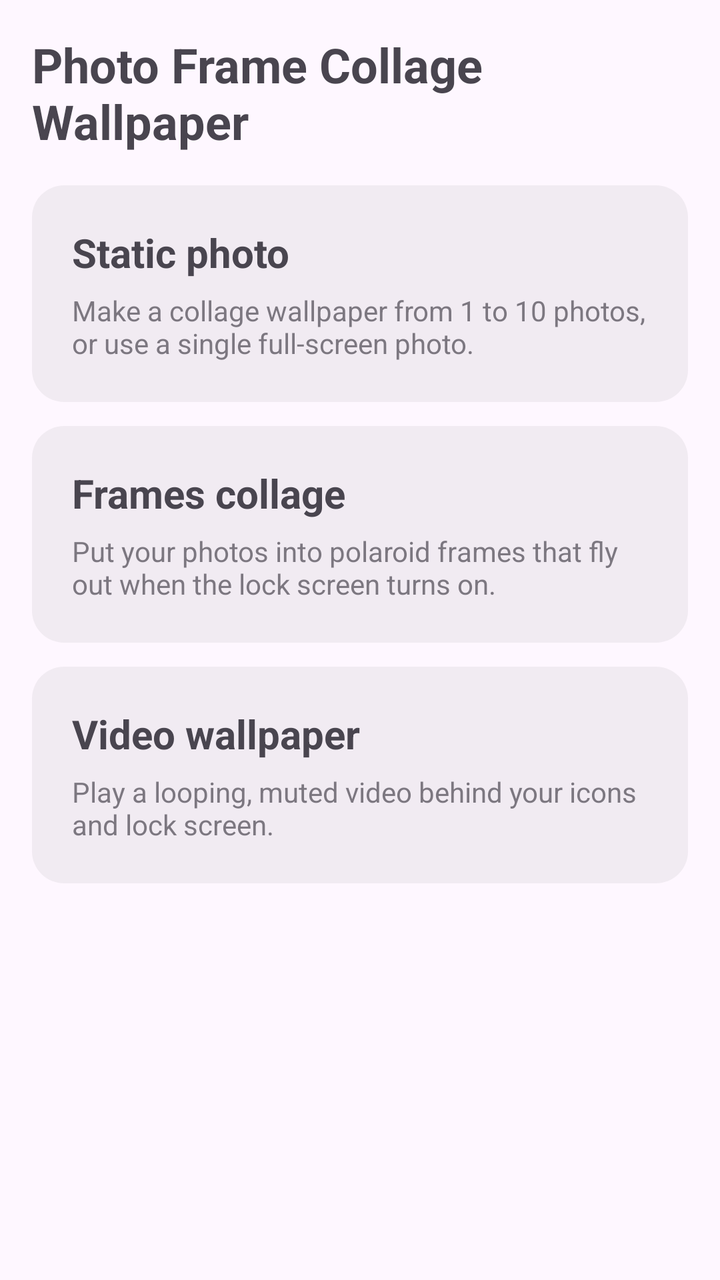
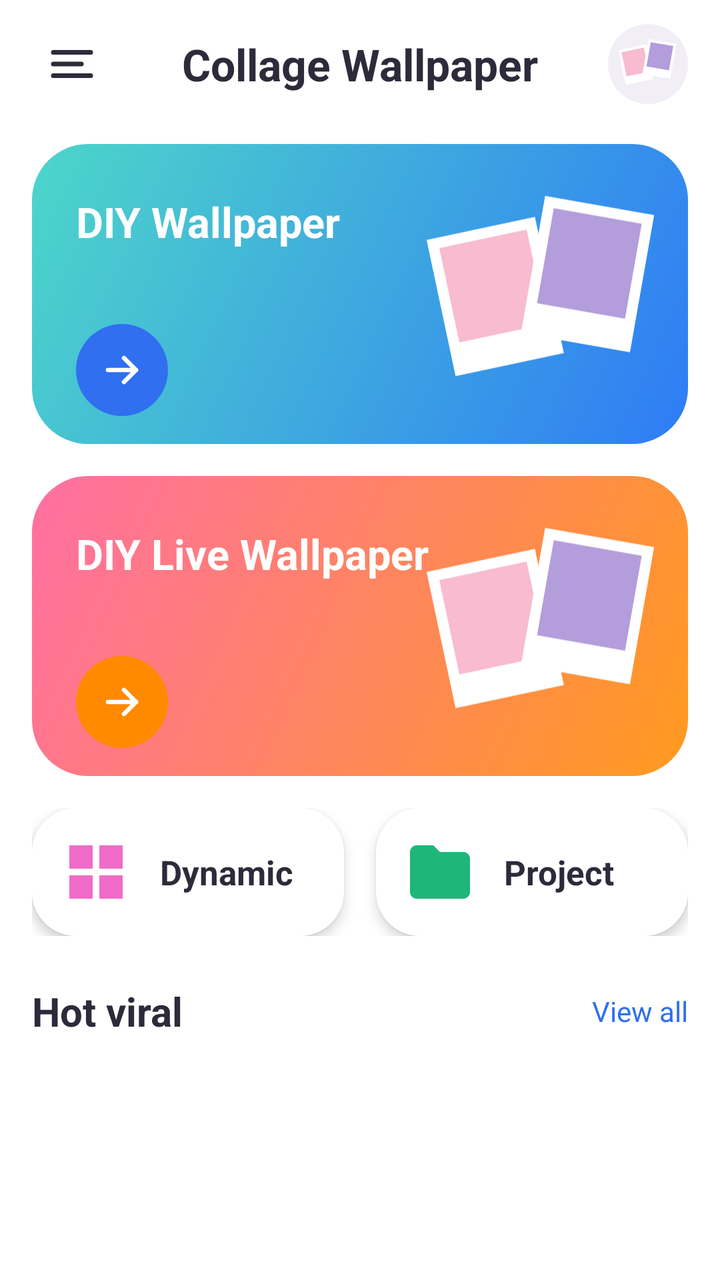

Two renders of the same Android screen: before a commit and after it. Below are the layout's source before the change and the commit's diff.
<!-- AndroidManifest.xml: application theme Theme.DepthWallpaper -->
<!-- res/layout/activity_home.xml -->
<?xml version="1.0" encoding="utf-8"?>
<layout
    xmlns:android="http://schemas.android.com/apk/res/android"
    xmlns:app="http://schemas.android.com/apk/res-auto">

    <data>

        <variable
            name="ui"
            type="com.example.depthwallpaper.home.MainActivity" />
    </data>

    <ScrollView
        android:layout_width="match_parent"
        android:layout_height="match_parent">

        <LinearLayout
            android:layout_width="match_parent"
            android:layout_height="wrap_content"
            android:orientation="vertical"
            android:padding="16dp">

            <TextView
                android:layout_width="match_parent"
                android:layout_height="wrap_content"
                android:paddingBottom="16dp"
                android:text="@string/app_name"
                android:textSize="24sp"
                android:textStyle="bold" />

            <LinearLayout
                android:id="@+id/cardStatic"
                android:onClick="@{() -> ui.openStatic()}"
                style="@style/Card">

                <TextView
                    style="@style/CardTitle"
                    android:text="@string/mode_static" />

                <TextView
                    style="@style/CardDesc"
                    android:text="@string/mode_static_desc" />
            </LinearLayout>

            <LinearLayout
                android:id="@+id/cardFrames"
                android:onClick="@{() -> ui.openFrames()}"
                style="@style/Card">

                <TextView
                    style="@style/CardTitle"
                    android:text="@string/mode_frames" />

                <TextView
                    style="@style/CardDesc"
                    android:text="@string/mode_frames_desc" />
            </LinearLayout>

            <LinearLayout
                android:id="@+id/cardVideo"
                android:onClick="@{() -> ui.openVideo()}"
                style="@style/Card">

                <TextView
                    style="@style/CardTitle"
                    android:text="@string/mode_video" />

                <TextView
                    style="@style/CardDesc"
                    android:text="@string/mode_video_desc" />
            </LinearLayout>
        </LinearLayout>
    </ScrollView>
</layout>
<!-- resources referenced by this layout -->
<resources>
  <string name="app_name">Photo Frame Collage Wallpaper</string>
  <string name="mode_frames">Frames collage</string>
  <string name="mode_frames_desc">Put your photos into polaroid frames that fly out when the lock screen turns on.</string>
  <string name="mode_static">Static photo</string>
  <string name="mode_static_desc">Make a collage wallpaper from 1 to 10 photos, or use a single full-screen photo.</string>
  <string name="mode_video">Video wallpaper</string>
  <string name="mode_video_desc">Play a looping, muted video behind your icons and lock screen.</string>
  <style name="Card">
          <item name="android:layout_width">match_parent</item>
          <item name="android:layout_height">wrap_content</item>
          <item name="android:orientation">vertical</item>
          <item name="android:padding">20dp</item>
          <item name="android:layout_marginBottom">12dp</item>
          <item name="android:background">@drawable/bg_card</item>
          <item name="android:clickable">true</item>
          <item name="android:focusable">true</item>
      </style>
  <style name="CardDesc">
          <item name="android:layout_width">wrap_content</item>
          <item name="android:layout_height">wrap_content</item>
          <item name="android:paddingTop">6dp</item>
          <item name="android:textSize">14sp</item>
          <item name="android:alpha">0.7</item>
      </style>
  <style name="CardTitle">
          <item name="android:layout_width">wrap_content</item>
          <item name="android:layout_height">wrap_content</item>
          <item name="android:textSize">20sp</item>
          <item name="android:textStyle">bold</item>
      </style>
  <!-- drawable bg_card (drawable) -->
  <?xml version="1.0" encoding="utf-8"?>
  <shape xmlns:android="http://schemas.android.com/apk/res/android" android:shape="rectangle">
      <solid android:color="#1A808080" />
      <corners android:radius="16dp" />
  </shape>
  <!-- unchanged entries left out for length: 1 -->
</resources>

<!-- the commit's change to res/layout/activity_home.xml (unified diff, before → after) -->
@@ -1,74 +1,293 @@
 <?xml version="1.0" encoding="utf-8"?>
-<layout
+<androidx.drawerlayout.widget.DrawerLayout
     xmlns:android="http://schemas.android.com/apk/res/android"
-    xmlns:app="http://schemas.android.com/apk/res-auto">
-
-    <data>
-
-        <variable
-            name="ui"
-            type="com.example.depthwallpaper.home.MainActivity" />
-    </data>
-
-    <ScrollView
+        android:id="@+id/drawer"
         android:layout_width="match_parent"
         android:layout_height="match_parent">
 
         <LinearLayout
+            android:id="@+id/content"
             android:layout_width="match_parent"
-            android:layout_height="wrap_content"
+            android:layout_height="match_parent"
+            android:background="#FFFFFF"
+            android:orientation="vertical">
+
+            <FrameLayout
+                android:layout_width="match_parent"
+                android:layout_height="64dp"
+                android:paddingHorizontal="16dp">
+
+                <ImageView
+                    android:id="@+id/btnMenu"
+                    android:layout_width="40dp"
+                    android:layout_height="40dp"
+                    android:layout_gravity="center_vertical"
+                    android:contentDescription="@null"
+                    android:padding="6dp"
+                    android:src="@drawable/ic_menu" />
+
+                <TextView
+                    android:layout_width="wrap_content"
+                    android:layout_height="wrap_content"
+                    android:layout_gravity="center"
+                    android:text="@string/home_title"
+                    android:textColor="#2B2B3A"
+                    android:textSize="22sp"
+                    android:textStyle="bold" />
+
+                <ImageView
+                    android:id="@+id/btnAvatar"
+                    android:layout_width="40dp"
+                    android:layout_height="40dp"
+                    android:layout_gravity="center_vertical|end"
+                    android:background="@drawable/bg_hot_item"
+                    android:contentDescription="@null"
+                    android:padding="4dp"
+                    android:src="@drawable/ic_card_polaroids" />
+            </FrameLayout>
+
+            <ScrollView
+                android:layout_width="match_parent"
+                android:layout_height="0dp"
+                android:layout_weight="1"
+                android:scrollbars="none">
+
+                <LinearLayout
+                    android:layout_width="match_parent"
+                    android:layout_height="wrap_content"
+                    android:orientation="vertical"
+                    android:paddingHorizontal="16dp"
+                    android:paddingBottom="24dp">
+
+                    <FrameLayout
+                        android:id="@+id/cardStatic"
+                        android:layout_width="match_parent"
+                        android:layout_height="150dp"
+                        android:layout_marginTop="8dp"
+                        android:background="@drawable/bg_home_blue">
+
+                        <TextView
+                            android:layout_width="wrap_content"
+                            android:layout_height="wrap_content"
+                            android:layout_gravity="start|center_vertical"
+                            android:layout_marginStart="22dp"
+                            android:layout_marginBottom="36dp"
+                            android:text="@string/home_diy"
+                            android:textColor="#FFFFFF"
+                            android:textSize="21sp"
+                            android:textStyle="bold" />
+
+                        <ImageView
+                            android:layout_width="125dp"
+                            android:layout_height="110dp"
+                            android:layout_gravity="end|center_vertical"
+                            android:layout_marginEnd="10dp"
+                            android:contentDescription="@null"
+                            android:src="@drawable/ic_card_polaroids" />
+
+                        <ImageView
+                            android:layout_width="46dp"
+                            android:layout_height="46dp"
+                            android:layout_gravity="start|bottom"
+                            android:layout_marginStart="22dp"
+                            android:layout_marginBottom="14dp"
+                            android:background="@drawable/bg_arrow_blue"
+                            android:contentDescription="@null"
+                            android:padding="11dp"
+                            android:src="@drawable/ic_arrow_right_white" />
+                    </FrameLayout>
+
+                    <FrameLayout
+                        android:id="@+id/cardFrames"
+                        android:layout_width="match_parent"
+                        android:layout_height="150dp"
+                        android:layout_marginTop="16dp"
+                        android:background="@drawable/bg_home_orange">
+
+                        <TextView
+                            android:layout_width="wrap_content"
+                            android:layout_height="wrap_content"
+                            android:layout_gravity="start|center_vertical"
+                            android:layout_marginStart="22dp"
+                            android:layout_marginBottom="36dp"
+                            android:text="@string/home_diy_live"
+                            android:textColor="#FFFFFF"
+                            android:textSize="21sp"
+                            android:textStyle="bold" />
+
+                        <ImageView
+                            android:layout_width="125dp"
+                            android:layout_height="110dp"
+                            android:layout_gravity="end|center_vertical"
+                            android:layout_marginEnd="10dp"
+                            android:contentDescription="@null"
+                            android:src="@drawable/ic_card_polaroids" />
+
+                        <ImageView
+                            android:layout_width="46dp"
+                            android:layout_height="46dp"
+                            android:layout_gravity="start|bottom"
+                            android:layout_marginStart="22dp"
+                            android:layout_marginBottom="14dp"
+                            android:background="@drawable/bg_arrow_orange"
+                            android:contentDescription="@null"
+                            android:padding="11dp"
+                            android:src="@drawable/ic_arrow_right_white" />
+                    </FrameLayout>
+
+                    <LinearLayout
+                        android:layout_width="match_parent"
+                        android:layout_height="wrap_content"
+                        android:layout_marginTop="16dp"
+                        android:orientation="horizontal">
+
+                        <LinearLayout
+                            android:id="@+id/cardVideo"
+                            android:layout_width="0dp"
+                            android:layout_height="64dp"
+                            android:layout_marginEnd="8dp"
+                            android:layout_weight="1"
+                            android:background="@drawable/bg_small_card"
+                            android:elevation="4dp"
+                            android:gravity="center_vertical"
+                            android:orientation="horizontal"
+                            android:paddingHorizontal="12dp">
+
+                            <ImageView
+                                android:layout_width="40dp"
+                                android:layout_height="40dp"
+                                android:contentDescription="@null"
+                                android:src="@drawable/ic_dynamic" />
+
+                            <TextView
+                                android:layout_width="wrap_content"
+                                android:layout_height="wrap_content"
+                                android:layout_marginStart="12dp"
+                                android:text="@string/home_dynamic"
+                                android:textColor="#2B2B3A"
+                                android:textSize="17sp"
+                                android:textStyle="bold" />
+                        </LinearLayout>
+
+                        <LinearLayout
+                            android:id="@+id/cardProject"
+                            android:layout_width="0dp"
+                            android:layout_height="64dp"
+                            android:layout_marginStart="8dp"
+                            android:layout_weight="1"
+                            android:background="@drawable/bg_small_card"
+                            android:elevation="4dp"
+                            android:gravity="center_vertical"
+                            android:orientation="horizontal"
+                            android:paddingHorizontal="12dp">
+
+                            <ImageView
+                                android:layout_width="40dp"
+                                android:layout_height="40dp"
+                                android:contentDescription="@null"
+                                android:src="@drawable/ic_project" />
+
+                            <TextView
+                                android:layout_width="wrap_content"
+                                android:layout_height="wrap_content"
+                                android:layout_marginStart="12dp"
+                                android:text="@string/home_project"
+                                android:textColor="#2B2B3A"
+                                android:textSize="17sp"
+                                android:textStyle="bold" />
+                        </LinearLayout>
+                    </LinearLayout>
+
+                    <FrameLayout
+                        android:layout_width="match_parent"
+                        android:layout_height="wrap_content"
+                        android:layout_marginTop="24dp">
+
+                        <TextView
+                            android:layout_width="wrap_content"
+                            android:layout_height="wrap_content"
+                            android:text="@string/home_hot_viral"
+                            android:textColor="#2B2B3A"
+                            android:textSize="20sp"
+                            android:textStyle="bold" />
+
+                        <TextView
+                            android:id="@+id/btnViewAll"
+                            android:layout_width="wrap_content"
+                            android:layout_height="wrap_content"
+                            android:layout_gravity="end|center_vertical"
+                            android:text="@string/home_view_all"
+                            android:textColor="#2F6FF0"
+                            android:textSize="14sp" />
+                    </FrameLayout>
+
+                    <HorizontalScrollView
+                        android:layout_width="match_parent"
+                        android:layout_height="wrap_content"
+                        android:layout_marginTop="12dp"
+                        android:scrollbars="none">
+
+                        <LinearLayout
+                            android:id="@+id/hotRow"
+                            android:layout_width="wrap_content"
+                            android:layout_height="wrap_content"
+                            android:orientation="horizontal" />
+                    </HorizontalScrollView>
+                </LinearLayout>
+            </ScrollView>
+        </LinearLayout>
+
+        <LinearLayout
+            android:layout_width="300dp"
+            android:layout_height="match_parent"
+            android:layout_gravity="start"
+            android:background="@drawable/bg_drawer"
+            android:clickable="true"
+            android:focusable="true"
             android:orientation="vertical"
-            android:padding="16dp">
+            android:paddingHorizontal="20dp">
+
+            <ImageView
+                android:id="@+id/drawerLogo"
+                android:layout_width="match_parent"
+                android:layout_height="160dp"
+                android:layout_marginTop="56dp"
+                android:contentDescription="@null"
+                android:src="@drawable/ic_splash_logo" />
 
             <TextView
                 android:layout_width="match_parent"
                 android:layout_height="wrap_content"
-                android:paddingBottom="16dp"
-                android:text="@string/app_name"
-                android:textSize="24sp"
+                android:layout_marginTop="12dp"
+                android:layout_marginBottom="20dp"
+                android:gravity="center"
+                android:text="@string/home_title"
+                android:textColor="#FFFFFF"
+                android:textSize="20sp"
                 android:textStyle="bold" />
 
-            <LinearLayout
-                android:id="@+id/cardStatic"
-                android:onClick="@{() -> ui.openStatic()}"
-                style="@style/Card">
-
-                <TextView
-                    style="@style/CardTitle"
-                    android:text="@string/mode_static" />
-
-                <TextView
-                    style="@style/CardDesc"
-                    android:text="@string/mode_static_desc" />
-            </LinearLayout>
-
-            <LinearLayout
-                android:id="@+id/cardFrames"
-                android:onClick="@{() -> ui.openFrames()}"
-                style="@style/Card">
-
-                <TextView
-                    style="@style/CardTitle"
-                    android:text="@string/mode_frames" />
-
-                <TextView
-                    style="@style/CardDesc"
-                    android:text="@string/mode_frames_desc" />
-            </LinearLayout>
-
-            <LinearLayout
-                android:id="@+id/cardVideo"
-                android:onClick="@{() -> ui.openVideo()}"
-                style="@style/Card">
-
-                <TextView
-                    style="@style/CardTitle"
-                    android:text="@string/mode_video" />
-
-                <TextView
-                    style="@style/CardDesc"
-                    android:text="@string/mode_video_desc" />
+            <LinearLayout android:id="@+id/itemLanguage" style="@style/DrawerItem">
+                <ImageView style="@style/DrawerIcon" android:src="@drawable/ic_globe" />
+                <TextView style="@style/DrawerText" android:text="@string/menu_language" />
+                <ImageView style="@style/DrawerChevron" />
+            </LinearLayout>
+
+            <LinearLayout android:id="@+id/itemRate" style="@style/DrawerItem">
+                <ImageView style="@style/DrawerIcon" android:src="@drawable/ic_star_white" />
+                <TextView style="@style/DrawerText" android:text="@string/menu_rate" />
+                <ImageView style="@style/DrawerChevron" />
+            </LinearLayout>
+
+            <LinearLayout android:id="@+id/itemShare" style="@style/DrawerItem">
+                <ImageView style="@style/DrawerIcon" android:src="@drawable/ic_share_white" />
+                <TextView style="@style/DrawerText" android:text="@string/menu_share" />
+                <ImageView style="@style/DrawerChevron" />
+            </LinearLayout>
+
+            <LinearLayout android:id="@+id/itemPrivacy" style="@style/DrawerItem">
+                <ImageView style="@style/DrawerIcon" android:src="@drawable/ic_shield_white" />
+                <TextView style="@style/DrawerText" android:text="@string/menu_privacy" />
+                <ImageView style="@style/DrawerChevron" />
             </LinearLayout>
         </LinearLayout>
-    </ScrollView>
-</layout>
+    </androidx.drawerlayout.widget.DrawerLayout>
<!-- resource entries referenced after the edit -->
@@ -1,41 +1,175 @@
 <!-- resources referenced by this layout -->
 <resources>
-  <string name="app_name">Photo Frame Collage Wallpaper</string>
-  <string name="mode_frames">Frames collage</string>
-  <string name="mode_frames_desc">Put your photos into polaroid frames that fly out when the lock screen turns on.</string>
-  <string name="mode_static">Static photo</string>
-  <string name="mode_static_desc">Make a collage wallpaper from 1 to 10 photos, or use a single full-screen photo.</string>
-  <string name="mode_video">Video wallpaper</string>
-  <string name="mode_video_desc">Play a looping, muted video behind your icons and lock screen.</string>
-  <style name="Card">
+  <!-- drawable bg_arrow_blue (drawable) -->
+  <?xml version="1.0" encoding="utf-8"?>
+  <shape xmlns:android="http://schemas.android.com/apk/res/android" android:shape="oval">
+      <solid android:color="#2F6FF0" />
+  </shape>
+  <!-- drawable bg_arrow_orange (drawable) -->
+  <?xml version="1.0" encoding="utf-8"?>
+  <shape xmlns:android="http://schemas.android.com/apk/res/android" android:shape="oval">
+      <solid android:color="#FF8A00" />
+  </shape>
+  <!-- drawable bg_drawer (drawable) -->
+  <?xml version="1.0" encoding="utf-8"?>
+  <shape xmlns:android="http://schemas.android.com/apk/res/android" android:shape="rectangle">
+      <gradient android:angle="270" android:startColor="#6EA2FF" android:centerColor="#6EA2FF" android:endColor="#6EE6FF" />
+  </shape>
+  <!-- drawable bg_home_blue (drawable) -->
+  <?xml version="1.0" encoding="utf-8"?>
+  <shape xmlns:android="http://schemas.android.com/apk/res/android" android:shape="rectangle">
+      <gradient android:angle="315" android:startColor="#4DD6C9" android:endColor="#2F7BF5" />
+      <corners android:radius="28dp" />
+  </shape>
+  <!-- drawable bg_home_orange (drawable) -->
+  <?xml version="1.0" encoding="utf-8"?>
+  <shape xmlns:android="http://schemas.android.com/apk/res/android" android:shape="rectangle">
+      <gradient android:angle="315" android:startColor="#FF6FA3" android:endColor="#FF9A1F" />
+      <corners android:radius="28dp" />
+  </shape>
+  <!-- drawable bg_hot_item (drawable) -->
+  <?xml version="1.0" encoding="utf-8"?>
+  <shape xmlns:android="http://schemas.android.com/apk/res/android" android:shape="rectangle">
+      <solid android:color="#F1EEF6" />
+      <corners android:radius="20dp" />
+  </shape>
+  <!-- drawable bg_small_card (drawable) -->
+  <?xml version="1.0" encoding="utf-8"?>
+  <shape xmlns:android="http://schemas.android.com/apk/res/android" android:shape="rectangle">
+      <solid android:color="#FFFFFF" />
+      <corners android:radius="22dp" />
+  </shape>
+  <!-- drawable ic_arrow_right_white (drawable) -->
+  <?xml version="1.0" encoding="utf-8"?>
+  <vector xmlns:android="http://schemas.android.com/apk/res/android"
+      android:width="24dp" android:height="24dp" android:viewportWidth="24" android:viewportHeight="24">
+      <path android:fillColor="#00000000" android:strokeColor="#FFFFFF" android:strokeWidth="2.2" android:strokeLineCap="round" android:strokeLineJoin="round" android:pathData="M5,12 H19" />
+      <path android:fillColor="#00000000" android:strokeColor="#FFFFFF" android:strokeWidth="2.2" android:strokeLineCap="round" android:strokeLineJoin="round" android:pathData="M13,6 L19,12 L13,18" />
+  </vector>
+  <!-- drawable ic_card_polaroids (drawable) -->
+  <?xml version="1.0" encoding="utf-8"?>
+  <vector xmlns:android="http://schemas.android.com/apk/res/android"
+      android:width="140dp" android:height="120dp" android:viewportWidth="140" android:viewportHeight="120">
+      <group android:pivotX="45" android:pivotY="60" android:rotation="-12">
+      <path android:fillColor="#FFFFFF" android:pathData="M12,22 H74 V100 H12 Z" />
+      <path android:fillColor="#F8BBD0" android:pathData="M18,28 H68 V82 H18 Z" />
+      </group>
+      <group android:pivotX="95" android:pivotY="60" android:rotation="10">
+      <path android:fillColor="#FFFFFF" android:pathData="M62,10 H124 V88 H62 Z" />
+      <path android:fillColor="#B39DDB" android:pathData="M68,16 H118 V70 H68 Z" />
+      </group>
+  </vector>
+  <!-- drawable ic_dynamic (drawable) -->
+  <?xml version="1.0" encoding="utf-8"?>
+  <vector xmlns:android="http://schemas.android.com/apk/res/android"
+      android:width="28dp" android:height="28dp" android:viewportWidth="24" android:viewportHeight="24">
+      <path android:fillColor="#F06CC8" android:pathData="M4,4 H11 V11 H4 Z M13,4 H20 V11 H13 Z M4,13 H11 V20 H4 Z M13,13 H20 V20 H13 Z" />
+  </vector>
+  <!-- drawable ic_globe (drawable) -->
+  <?xml version="1.0" encoding="utf-8"?>
+  <vector xmlns:android="http://schemas.android.com/apk/res/android"
+      android:width="24dp" android:height="24dp" android:viewportWidth="24" android:viewportHeight="24">
+      <path android:fillColor="#00000000" android:strokeColor="#FFFFFF" android:strokeWidth="1.8" android:strokeLineCap="round" android:strokeLineJoin="round" android:pathData="M12,12 m-9,0 a9,9 0 1,0 18,0 a9,9 0 1,0 -18,0" />
+      <path android:fillColor="#00000000" android:strokeColor="#FFFFFF" android:strokeWidth="1.8" android:strokeLineCap="round" android:strokeLineJoin="round" android:pathData="M3,12 H21" />
+      <path android:fillColor="#00000000" android:strokeColor="#FFFFFF" android:strokeWidth="1.8" android:strokeLineCap="round" android:strokeLineJoin="round" android:pathData="M12,3 C8,7 8,17 12,21" />
+      <path android:fillColor="#00000000" android:strokeColor="#FFFFFF" android:strokeWidth="1.8" android:strokeLineCap="round" android:strokeLineJoin="round" android:pathData="M12,3 C16,7 16,17 12,21" />
+  </vector>
+  <!-- drawable ic_menu (drawable) -->
+  <?xml version="1.0" encoding="utf-8"?>
+  <vector xmlns:android="http://schemas.android.com/apk/res/android"
+      android:width="28dp" android:height="28dp" android:viewportWidth="24" android:viewportHeight="24">
+      <path android:fillColor="#00000000" android:strokeColor="#2B2B3A" android:strokeWidth="2" android:strokeLineCap="round" android:strokeLineJoin="round" android:pathData="M4,7 H20" />
+      <path android:fillColor="#00000000" android:strokeColor="#2B2B3A" android:strokeWidth="2" android:strokeLineCap="round" android:strokeLineJoin="round" android:pathData="M4,12 H16" />
+      <path android:fillColor="#00000000" android:strokeColor="#2B2B3A" android:strokeWidth="2" android:strokeLineCap="round" android:strokeLineJoin="round" android:pathData="M4,17 H20" />
+  </vector>
+  <!-- drawable ic_project (drawable) -->
+  <?xml version="1.0" encoding="utf-8"?>
+  <vector xmlns:android="http://schemas.android.com/apk/res/android"
+      android:width="28dp" android:height="28dp" android:viewportWidth="24" android:viewportHeight="24">
+      <path android:fillColor="#1FB67A" android:pathData="M3,6 C3,4.9 3.9,4 5,4 H10 L12,6 H19 C20.1,6 21,6.9 21,8 V18 C21,19.1 20.1,20 19,20 H5 C3.9,20 3,19.1 3,18 Z" />
+  </vector>
+  <!-- drawable ic_share_white (drawable) -->
+  <?xml version="1.0" encoding="utf-8"?>
+  <vector xmlns:android="http://schemas.android.com/apk/res/android"
+      android:width="24dp" android:height="24dp" android:viewportWidth="24" android:viewportHeight="24">
+      <path android:fillColor="#FFFFFF" android:pathData="M18,8 m-3,0 a3,3 0 1,0 6,0 a3,3 0 1,0 -6,0" />
+      <path android:fillColor="#FFFFFF" android:pathData="M6,12 m-3,0 a3,3 0 1,0 6,0 a3,3 0 1,0 -6,0" />
+      <path android:fillColor="#FFFFFF" android:pathData="M18,20 m-3,0 a3,3 0 1,0 6,0 a3,3 0 1,0 -6,0" />
+      <path android:fillColor="#00000000" android:strokeColor="#FFFFFF" android:strokeWidth="1.8" android:strokeLineCap="round" android:strokeLineJoin="round" android:pathData="M8.6,10.6 L15.4,6.6" />
+      <path android:fillColor="#00000000" android:strokeColor="#FFFFFF" android:strokeWidth="1.8" android:strokeLineCap="round" android:strokeLineJoin="round" android:pathData="M8.6,13.4 L15.4,17.4" />
+  </vector>
+  <!-- drawable ic_shield_white (drawable) -->
+  <?xml version="1.0" encoding="utf-8"?>
+  <vector xmlns:android="http://schemas.android.com/apk/res/android"
+      android:width="24dp" android:height="24dp" android:viewportWidth="24" android:viewportHeight="24">
+      <path android:fillColor="#FFFFFF" android:pathData="M12,2 L20,5 V11 C20,16 16.5,20.5 12,22 C7.5,20.5 4,16 4,11 V5 Z" />
+      <path android:fillColor="#6EA2FF" android:pathData="M11,8 H13 V13 H11 Z" />
+      <path android:fillColor="#6EA2FF" android:pathData="M12,15 m-1.1,0 a1.1,1.1 0 1,0 2.2,0 a1.1,1.1 0 1,0 -2.2,0" />
+  </vector>
+  <!-- drawable ic_splash_logo (drawable) -->
+  <?xml version="1.0" encoding="utf-8"?>
+  <vector xmlns:android="http://schemas.android.com/apk/res/android"
+      android:width="160dp" android:height="160dp" android:viewportWidth="160" android:viewportHeight="160">
+      <path android:fillColor="#E8DEF8" android:pathData="M80,80 m-76,0 a76,76 0 1,0 152,0 a76,76 0 1,0 -152,0 Z" />
+      <group android:pivotX="62" android:pivotY="84" android:rotation="-12">
+          <path android:fillColor="#FFFFFF" android:pathData="M34,44 H92 V120 H34 Z" />
+          <path android:fillColor="#F48FB1" android:pathData="M40,50 H86 V102 H40 Z" />
+      </group>
+      <group android:pivotX="100" android:pivotY="84" android:rotation="10">
+          <path android:fillColor="#FFFFFF" android:pathData="M72,40 H130 V116 H72 Z" />
+          <path android:fillColor="#6750A4" android:pathData="M78,46 H124 V98 H78 Z" />
+      </group>
+  </vector>
+  <!-- drawable ic_star_white (drawable) -->
+  <?xml version="1.0" encoding="utf-8"?>
+  <vector xmlns:android="http://schemas.android.com/apk/res/android"
+      android:width="24dp" android:height="24dp" android:viewportWidth="24" android:viewportHeight="24">
+      <path android:fillColor="#FFFFFF" android:pathData="M12,2 L15,9 L22,9.6 L16.8,14.2 L18.4,21 L12,17.4 L5.6,21 L7.2,14.2 L2,9.6 L9,9 Z" />
+  </vector>
+  <string name="home_diy">DIY Wallpaper</string>
+  <string name="home_diy_live">DIY Live Wallpaper</string>
+  <string name="home_dynamic">Dynamic</string>
+  <string name="home_hot_viral">Hot viral</string>
+  <string name="home_project">Project</string>
+  <string name="home_title">Collage Wallpaper</string>
+  <string name="home_view_all">View all</string>
+  <string name="menu_language">Language</string>
+  <string name="menu_privacy">Privacy &amp; Policy</string>
+  <string name="menu_rate">Rate Us</string>
+  <string name="menu_share">Share App</string>
+  <style name="DrawerChevron">
+          <item name="android:layout_width">20dp</item>
+          <item name="android:layout_height">20dp</item>
+          <item name="android:contentDescription">@null</item>
+          <item name="android:src">@drawable/ic_chevron_white</item>
+      </style>
+  <style name="DrawerIcon">
+          <item name="android:layout_width">24dp</item>
+          <item name="android:layout_height">24dp</item>
+          <item name="android:contentDescription">@null</item>
+      </style>
+  <style name="DrawerItem">
           <item name="android:layout_width">match_parent</item>
-          <item name="android:layout_height">wrap_content</item>
-          <item name="android:orientation">vertical</item>
-          <item name="android:padding">20dp</item>
-          <item name="android:layout_marginBottom">12dp</item>
-          <item name="android:background">@drawable/bg_card</item>
+          <item name="android:layout_height">56dp</item>
+          <item name="android:gravity">center_vertical</item>
+          <item name="android:orientation">horizontal</item>
           <item name="android:clickable">true</item>
           <item name="android:focusable">true</item>
       </style>
-  <style name="CardDesc">
-          <item name="android:layout_width">wrap_content</item>
+  <style name="DrawerText">
+          <item name="android:layout_width">0dp</item>
           <item name="android:layout_height">wrap_content</item>
-          <item name="android:paddingTop">6dp</item>
-          <item name="android:textSize">14sp</item>
-          <item name="android:alpha">0.7</item>
+          <item name="android:layout_weight">1</item>
+          <item name="android:layout_marginStart">14dp</item>
+          <item name="android:textColor">#FFFFFF</item>
+          <item name="android:textSize">17sp</item>
       </style>
-  <style name="CardTitle">
-          <item name="android:layout_width">wrap_content</item>
-          <item name="android:layout_height">wrap_content</item>
-          <item name="android:textSize">20sp</item>
-          <item name="android:textStyle">bold</item>
-      </style>
-  <!-- drawable bg_card (drawable) -->
+  <!-- drawable ic_chevron_white (drawable) -->
   <?xml version="1.0" encoding="utf-8"?>
-  <shape xmlns:android="http://schemas.android.com/apk/res/android" android:shape="rectangle">
-      <solid android:color="#1A808080" />
-      <corners android:radius="16dp" />
-  </shape>
+  <vector xmlns:android="http://schemas.android.com/apk/res/android"
+      android:width="20dp" android:height="20dp" android:viewportWidth="24" android:viewportHeight="24">
+      <path android:fillColor="#00000000" android:strokeColor="#FFFFFF" android:strokeWidth="2" android:strokeLineCap="round" android:strokeLineJoin="round" android:pathData="M9,5 L16,12 L9,19" />
+  </vector>
   <!-- unchanged entries left out for length: 1 -->
 </resources>
 
